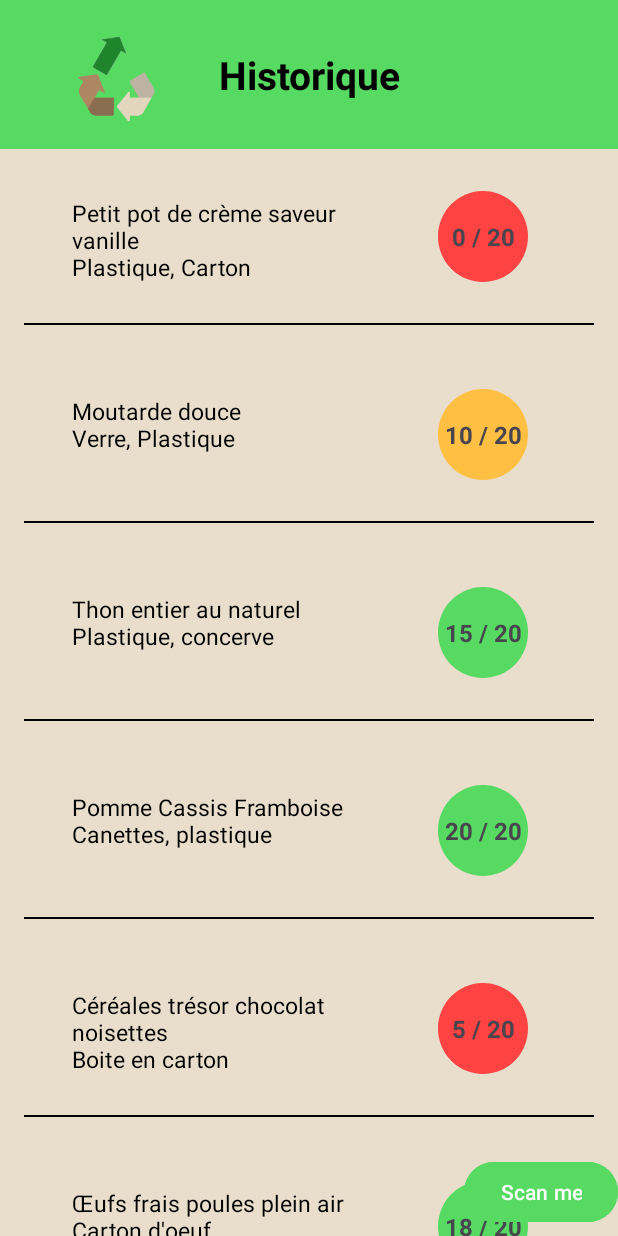
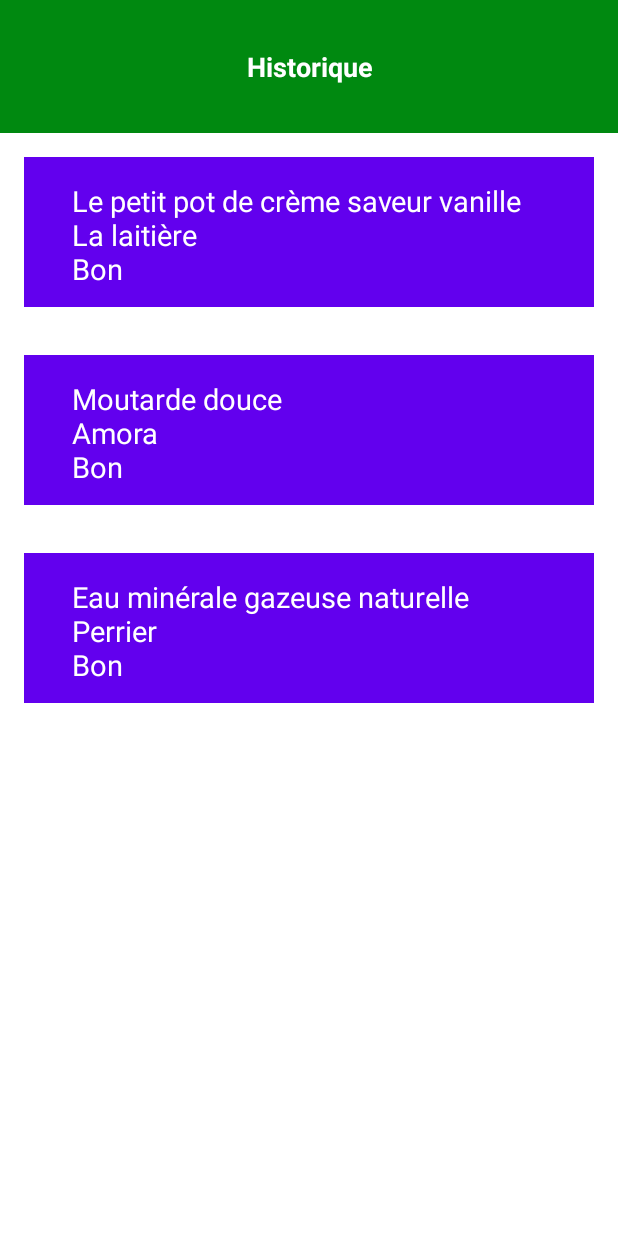
Before and after one commit to SaadaLaura/UpcyclingScore, an Android app: the screen it shows after launch (MainActivity), on a phone screen of 412 x 824 dp. Run offline under Robolectric (Android 15) with nearby library versions, the phone set to English and light mode, and no system bars.

Commit message:
Revert "ajout du score"
This reverts commit 8fb8e8c2cdd9373eb038308f75cb0a73e4feaa8f.

```diff
--- a/app/src/main/java/com/upcycling/ElementProduits.java
+++ b/app/src/main/java/com/upcycling/ElementProduits.java
@@ -35,25 +35,18 @@
         }
     }
 
-    @Override
+   @Override
     public View onCreateView(LayoutInflater inflater, ViewGroup container,
                              Bundle savedInstanceState) {
         // Inflate the layout for this fragment
         View view = inflater.inflate(R.layout.fragment_element_produits, container, false);
 
         TextView textView = view.findViewById(R.id.produit_text);
-        textView.setText(produit.getNom() + "\n" + produit.getEmballage() + "\n" + produit.getScore());
+        textView.setText(produit.getNom() + "\n" + produit.getMarque() + "\n" + produit.getScore());
 
         CheckBox checkBox = view.findViewById(R.id.checkbox);
 
-        // Ajouter un OnClickListener au TextView pour cocher/décocher la CheckBox
-        textView.setOnClickListener(new View.OnClickListener() {
-            @Override
-            public void onClick(View v) {
-                checkBox.setChecked(!checkBox.isChecked());
-            }
-        });
-
         return view;
     }
+
 }
--- a/app/src/main/java/com/upcycling/Historique.java
+++ b/app/src/main/java/com/upcycling/Historique.java
@@ -7,67 +7,41 @@
 import android.widget.Button;
 import androidx.recyclerview.widget.LinearLayoutManager;
 import androidx.recyclerview.widget.RecyclerView;
+import android.app.AlertDialog;
 import java.util.ArrayList;
 import java.util.List;
 import androidx.fragment.app.Fragment;
+import android.view.KeyEvent;
 import android.widget.TextView;
-import android.app.AlertDialog;
-
 
 public class Historique extends Fragment {
 
     private RecyclerView recyclerView;
     private ProduitsAdapter adapter;
-    private Button deleteButton, cancelButton; // Add cancelButton here
-
-
+    private Button deleteButton;
     @Override
     public View onCreateView(LayoutInflater inflater, ViewGroup container, Bundle savedInstanceState) {
+        // Inflate the layout for this fragment
         View view = inflater.inflate(R.layout.fragment_historique, container, false);
-
         deleteButton = view.findViewById(R.id.delete_button);
-        cancelButton = view.findViewById(R.id.cancel_button); // Initialize the cancel button
-
         deleteButton.setOnClickListener(new View.OnClickListener() {
             @Override
             public void onClick(View v) {
-                adapter.deleteSelectedItems();
-                deleteButton.setVisibility(View.GONE);
-                cancelButton.setVisibility(View.GONE);
-            }
-        });
-
-        cancelButton.setOnClickListener(new View.OnClickListener() {
-            @Override
-            public void onClick(View v) {
-                // Disable selection mode
-                adapter.disableSelection();
-                // Make both delete and cancel buttons invisible
-                deleteButton.setVisibility(View.GONE);
-                cancelButton.setVisibility(View.GONE);
-            }
-        });
-
-        Button fabScan = view.findViewById(R.id.scan);
-        fabScan.setOnClickListener(new View.OnClickListener() {
-            @Override
-            public void onClick(View view) {
                 new AlertDialog.Builder(getContext())
-                        .setMessage("Scan lancé")
+                        .setTitle("Confirmation")
+                        .setMessage("Ligne supprimé")
                         .setPositiveButton(android.R.string.ok, null)
                         .show();
             }
         });
+
+        // Create instances of Produits
         List<Produits> produitsList = new ArrayList<>();
-        produitsList.add(new Produits("Petit pot de crème saveur vanille", "Plastique, Carton", 0));
-        produitsList.add(new Produits("Moutarde douce", "Verre, Plastique", 10));
-        produitsList.add(new Produits("Thon entier au naturel", "Plastique, concerve", 15));
-        produitsList.add(new Produits("Pomme Cassis Framboise", "Canettes, plastique", 20));
-        produitsList.add(new Produits("Céréales trésor chocolat noisettes", "Boite en carton", 5));
-        produitsList.add(new Produits("Œufs frais poules plein air", "Carton d'oeuf", 18));
-        produitsList.add(new Produits("Lait Demi-Ecreme", "Brique en carton", 12));
 
-
+        produitsList.add(new Produits("Le petit pot de crème saveur vanille", "La laitière", "Bon"));
+        produitsList.add(new Produits("Moutarde douce", "Amora", "Bon"));
+        produitsList.add(new Produits("Eau minérale gazeuse naturelle", "Perrier", "Bon"));
+        // Check if the list is empty
         TextView emptyListMessage = view.findViewById(R.id.empty_list_message);
         if (produitsList.isEmpty()) {
             emptyListMessage.setVisibility(View.VISIBLE);
@@ -75,13 +49,28 @@
             emptyListMessage.setVisibility(View.GONE);
         }
 
-
-
+        // Initialize the RecyclerView and its adapter
         recyclerView = view.findViewById(R.id.produits_container);
-        TextView bandeau = view.findViewById(R.id.bandeau);
-        adapter = new ProduitsAdapter(produitsList, deleteButton, cancelButton, bandeau);
+        adapter = new ProduitsAdapter(produitsList, deleteButton);
         recyclerView.setLayoutManager(new LinearLayoutManager(getContext()));
         recyclerView.setAdapter(adapter);
+
+        view.setFocusableInTouchMode(true);
+        view.requestFocus();
+        view.setOnKeyListener(new View.OnKeyListener() {
+            @Override
+            public boolean onKey(View v, int keyCode, KeyEvent event) {
+                if (keyCode == KeyEvent.KEYCODE_BACK && event.getAction() == KeyEvent.ACTION_UP) {
+                    if (deleteButton.getVisibility() == View.VISIBLE) {
+                        // Disable selection mode
+                        deleteButton.setVisibility(View.GONE);
+                        adapter.disableSelection();
+                        return true; // This key event has been handled
+                    }
+                }
+                return false; // This key event has not been handled
+            }
+        });
 
         return view;
     }
--- a/app/src/main/java/com/upcycling/Produits.java
+++ b/app/src/main/java/com/upcycling/Produits.java
@@ -6,22 +6,15 @@
 public class Produits implements Serializable {
     private boolean showCheckBox;
     private String nom;
-    private String emballage;
-    private int score;
-    private boolean isChecked = false;
+    private String marque;
+    private String score;
 
-    public Produits(String nom, String emballage, int score) {
+    public Produits(String nom, String marque, String score) {
         this.nom = nom;
-        this.emballage = emballage;
+        this.marque = marque;
         this.score = score;
     }
-    public boolean isChecked() {
-        return isChecked;
-    }
 
-    public void setChecked(boolean checked) {
-        this.isChecked = checked;
-    }
     public boolean isShowCheckBox() {
         return showCheckBox;
     }
@@ -34,21 +27,11 @@
         return nom;
     }
 
-    public String getEmballage() {
-        return emballage;
+    public String getMarque() {
+        return marque;
     }
 
-    public int getScore() {
+    public String getScore() {
         return score;
     }
-    public int getScoreColor() {
-        if (score >= 15) {
-            return R.color.green; // Vert pour les scores >= 15
-        } else if (score >= 10) {
-            return R.color.orange; // Orange pour les scores entre 10 et 14
-        } else {
-            return R.color.red; // Rouge pour les scores < 10
-        }
-    }
-
 }
--- a/app/src/main/java/com/upcycling/ProduitsAdapter.java
+++ b/app/src/main/java/com/upcycling/ProduitsAdapter.java
@@ -9,41 +9,28 @@
 import android.widget.TextView;
 import java.util.List;
 import android.app.AlertDialog;
-import androidx.core.content.ContextCompat;
-import android.graphics.drawable.Drawable;
-import android.graphics.drawable.ShapeDrawable;
-import android.graphics.drawable.GradientDrawable;
-import android.graphics.drawable.ColorDrawable;
-import android.text.SpannableString;
-import android.text.Spanned;
-import android.text.style.StyleSpan;
-import android.graphics.Typeface;
+import android.content.DialogInterface;
 
 
 public class ProduitsAdapter extends RecyclerView.Adapter<ProduitsAdapter.ViewHolder> {
 
     private List<Produits> produitsList;
     private Button deleteButton;
-    private Button cancelButton;
-    private TextView bandeau;
 
     public class ViewHolder extends RecyclerView.ViewHolder {
-        public TextView produitText, scorePastille;
+        public TextView produitText;
         public CheckBox checkBox;
 
         public ViewHolder(View view) {
             super(view);
             produitText = view.findViewById(R.id.produit_text);
             checkBox = view.findViewById(R.id.checkbox);
-            scorePastille = view.findViewById(R.id.score_pastille); // Reference to the score badge TextView
         }
     }
 
-    public ProduitsAdapter(List<Produits> produitsList, Button deleteButton, Button cancelButton, TextView bandeau) {
+    public ProduitsAdapter(List<Produits> produitsList, Button deleteButton) {
         this.produitsList = produitsList;
         this.deleteButton = deleteButton;
-        this.cancelButton = cancelButton;
-        this.bandeau = bandeau;
     }
 
     @Override
@@ -54,109 +41,54 @@
         return new ViewHolder(itemView);
     }
 
-    public void updateBandeauVisibility() {
-        boolean isSelectionMode = false;
-        for (Produits produit : produitsList) {
-            if (produit.isShowCheckBox()) {
-                isSelectionMode = true;
-                break;
-            }
-        }
-        bandeau.setVisibility(isSelectionMode ? View.GONE : View.VISIBLE);
-    }
-
-    @Override
+   @Override
     public void onBindViewHolder(ViewHolder holder, int position) {
         Produits produit = produitsList.get(position);
-        String produitInfo = produit.getNom() + "\n" + produit.getEmballage();
-        holder.produitText.setText(produitInfo);
+        holder.produitText.setText(produit.getNom() + "\n" + produit.getMarque() + "\n" + produit.getScore());
 
-        // Construction du texte avec Spannable pour un affichage personnalisé
-        String scoreText = produit.getScore() + " / 20";
-        SpannableString spannableString = new SpannableString(scoreText);
+        // Set the visibility of the CheckBox based on the showCheckBox field of the product
+        holder.checkBox.setVisibility(produit.isShowCheckBox() ? View.VISIBLE : View.GONE);
 
-        // Appliquer un style gras au score et au "20" si nécessaire
-        spannableString.setSpan(new StyleSpan(Typeface.BOLD), 0, scoreText.length(), Spanned.SPAN_INCLUSIVE_INCLUSIVE);
-
-        // Mise à jour du texte du scorePastille avec le SpannableString
-        holder.scorePastille.setText(spannableString);
-
-        int color = ContextCompat.getColor(holder.itemView.getContext(), produit.getScoreColor());
-        // Apply the color to the score badge background
-        Drawable background = holder.scorePastille.getBackground();
-        if (background instanceof ShapeDrawable) {
-            ((ShapeDrawable) background).getPaint().setColor(color);
-        } else if (background instanceof GradientDrawable) {
-            ((GradientDrawable) background).setColor(color);
-        } else if (background instanceof ColorDrawable) {
-            ((ColorDrawable) background).setColor(color);
-        }
-
-        boolean isSelectionMode = produit.isShowCheckBox();
-        holder.checkBox.setVisibility(isSelectionMode ? View.VISIBLE : View.GONE);
-        holder.checkBox.setChecked(produit.isChecked()); // Ensure the CheckBox reflects the current state
-
-        // Update CheckBox state on click and ensure it's reflected in the Produits object
-        holder.checkBox.setOnClickListener(v -> {
-            boolean isChecked = holder.checkBox.isChecked();
-            produit.setChecked(isChecked);
-        });
-
-        holder.produitText.setOnClickListener(v -> {
-            if (isSelectionMode) {
-                boolean newCheckedState = !holder.checkBox.isChecked();
-                holder.checkBox.setChecked(newCheckedState);
-                produit.setChecked(newCheckedState); // Update isChecked state when text is clicked in selection mode
-            } else {
-                // Display product details if not in selection mode
+        // Set an OnClickListener on the TextView
+        holder.produitText.setOnClickListener(new View.OnClickListener() {
+            @Override
+            public void onClick(View v) {
+                // Display product details
                 AlertDialog.Builder builder = new AlertDialog.Builder(v.getContext());
                 builder.setTitle("Détail du produit");
-                builder.setMessage("Lorem ipsum dolor sit amet, consectetur adipiscing elit.");
+                builder.setMessage("Lorem ipsum dolor sit amet, consectetur adipiscing elit. Sed do eiusmod tempor incididunt ut labore et dolore magna aliqua.");
                 builder.setPositiveButton("OK", null);
                 AlertDialog dialog = builder.create();
                 dialog.show();
             }
         });
 
-        holder.produitText.setOnLongClickListener(v -> {
-            for (Produits p : produitsList) {
-                p.setShowCheckBox(true);
-                p.setChecked(false); // Reset checked state when entering selection mode
+        // Set an OnLongClickListener on the TextView
+        holder.produitText.setOnLongClickListener(new View.OnLongClickListener() {
+            @Override
+            public boolean onLongClick(View v) {
+                // Set the showCheckBox field to true for all products
+                for (Produits p : produitsList) {
+                    p.setShowCheckBox(true);
+                }
+
+                // Notify the adapter that the data has changed
+                notifyDataSetChanged();
+
+                // Make the delete button visible
+                deleteButton.setVisibility(View.VISIBLE);
+                return true;
             }
-            notifyDataSetChanged(); // Notify data changed
-            deleteButton.setVisibility(View.VISIBLE); // Show delete button
-            cancelButton.setVisibility(View.VISIBLE); // Show cancel button
-            return true;
         });
-        updateBandeauVisibility();
     }
-
     public void disableSelection() {
         for (Produits produit : produitsList) {
             produit.setShowCheckBox(false);
         }
         notifyDataSetChanged();
-        updateBandeauVisibility();
     }
-
-    public void deleteSelectedItems() {
-        // Itération à l'envers pour éviter les problèmes de décalage d'index lors de la suppression
-        for (int i = produitsList.size() - 1; i >= 0; i--) {
-            Produits produit = produitsList.get(i);
-            if (produit.isShowCheckBox() && produit.isChecked()) {
-                produitsList.remove(i); // Suppression de l'élément
-            }
-        }
-        notifyDataSetChanged(); // Notifier l'adaptateur du changement
-        disableSelection(); // Désactiver le mode de sélection
-        updateBandeauVisibility();
-    }
-
-
     @Override
     public int getItemCount() {
         return produitsList.size();
     }
-
-
 }
--- a/app/src/main/res/drawable/score_pastille_background.xml
+++ /dev/null
@@ -1,7 +0,0 @@
-<shape xmlns:android="http://schemas.android.com/apk/res/android"
-    android:shape="oval">
-    <solid android:color="#FFFFFF"/> <!-- Couleur par défaut, sera remplacée en code -->
-    <size
-        android:width="60dp"
-        android:height="60dp"/>
-</shape>
--- a/app/src/main/res/layout/fragment_element_produits.xml
+++ b/app/src/main/res/layout/fragment_element_produits.xml
@@ -1,8 +1,8 @@
-<RelativeLayout xmlns:android="http://schemas.android.com/apk/res/android"
+<LinearLayout xmlns:android="http://schemas.android.com/apk/res/android"
     xmlns:tools="http://schemas.android.com/tools"
     android:layout_width="match_parent"
     android:layout_height="wrap_content"
-    android:orientation="vertical"
+    android:orientation="horizontal"
     tools:context=".ElementProduits">
 
     <CheckBox
@@ -13,40 +13,15 @@
 
     <TextView
         android:id="@+id/produit_text"
-        android:layout_width="270dp"
+        android:layout_width="0dp"
         android:layout_height="100dp"
+        android:layout_weight="1"
         android:layout_margin="16dp"
-        android:layout_weight="1"
-        android:background="@android:color/transparent"
-        android:clickable="true"
+        android:paddingVertical="16dp"
         android:paddingHorizontal="32dp"
-        android:paddingVertical="16dp"
-        android:textColor="@color/black"
-        android:textSize="15sp"
-        android:contentDescription="test" />
+        android:textSize="19sp"
+        android:textColor="@color/white"
+        android:background="#6200EE"
+        android:clickable="true" />
 
-    <TextView
-        android:id="@+id/score_pastille"
-        android:layout_width="60dp"
-        android:layout_height="60dp"
-        android:layout_alignTop="@id/produit_text"
-        android:layout_alignBottom="@id/produit_text"
-        android:layout_marginStart="-10dp"
-        android:layout_marginTop="12dp"
-        android:layout_marginBottom="27dp"
-        android:layout_toEndOf="@id/produit_text"
-        android:background="@drawable/score_pastille_background"
-        android:gravity="center"
-        android:textSize="16sp"
-        android:textStyle="bold" />
-
-    <View
-        android:id="@+id/divider"
-        android:layout_width="match_parent"
-        android:layout_height="1dp"
-        android:layout_below="@id/score_pastille"
-        android:layout_marginStart="16dp"
-        android:layout_marginEnd="16dp"
-        android:background="@color/black" />
-
-</RelativeLayout>
+</LinearLayout>
--- a/app/src/main/res/layout/fragment_historique.xml
+++ b/app/src/main/res/layout/fragment_historique.xml
@@ -1,42 +1,17 @@
 <?xml version="1.0" encoding="utf-8"?>
-<androidx.coordinatorlayout.widget.CoordinatorLayout
+<LinearLayout
     xmlns:android="http://schemas.android.com/apk/res/android"
-    xmlns:app="http://schemas.android.com/apk/res-auto"
     xmlns:tools="http://schemas.android.com/tools"
     android:layout_width="match_parent"
     android:layout_height="match_parent"
-    android:background="@color/beige">
-
-    <LinearLayout
-        android:layout_width="match_parent"
-        android:layout_height="match_parent"
     android:orientation="vertical"
+    android:background="@color/white"
     android:gravity="center_horizontal">
 
     <RelativeLayout
         android:layout_width="match_parent"
         android:layout_height="wrap_content"
-            android:background="@color/green">
-
-            <Button
-                android:id="@+id/cancel_button"
-                android:layout_width="wrap_content"
-                android:layout_height="wrap_content"
-                android:text="Annuler"
-                android:background="@android:color/transparent"
-                android:layout_alignParentLeft="true"
-                android:layout_centerVertical="true"
-                android:visibility="gone" />
-
-            <ImageView
-                android:id="@+id/logo_upcycling"
-                android:layout_width="60dp"
-                android:layout_height="67dp"
-                android:src="@drawable/logo_upcycling"
-                android:layout_centerVertical="true"
-                android:layout_toLeftOf="@id/bandeau"
-                android:layout_marginRight="7dp"
-                android:adjustViewBounds="true"/>
+        android:background="#008910">
 
         <TextView
             android:id="@+id/bandeau"
@@ -46,8 +21,8 @@
             android:layout_margin="16dp"
             android:padding="16dp"
             android:gravity="center"
-                android:textColor="@color/black"
-                android:textSize="26sp"
+            android:textColor="@color/white"
+            android:textSize="18sp"
             android:textStyle="bold"
             android:text="Historique" />
 
@@ -75,18 +50,14 @@
    <androidx.recyclerview.widget.RecyclerView
     android:id="@+id/produits_container"
     android:layout_width="match_parent"
-            android:layout_height="654dp"
+    android:layout_height="0dp"
     android:layout_weight="1"
-            android:scrollbars="vertical"
-            tools:listitem="@layout/fragment_element_produits" />
+    android:scrollbars="vertical" />
+    <LinearLayout
+        android:layout_width="match_parent"
+        android:layout_height="40dp"
+        android:orientation="horizontal"
+        android:gravity="center">
     </LinearLayout>
-    <Button
-    android:id="@+id/scan"
-    android:layout_width="wrap_content"
-    android:layout_height="wrap_content"
-    android:layout_gravity="bottom|end"
-    android:layout_marginBottom="5dp"
-    android:backgroundTint="@color/green"
-    android:text="Scan me" />
 
-</androidx.coordinatorlayout.widget.CoordinatorLayout>
+</LinearLayout>
--- a/app/src/main/res/values/colors.xml
+++ b/app/src/main/res/values/colors.xml
@@ -2,8 +2,5 @@
 <resources>
     <color name="black">#FF000000</color>
     <color name="white">#FFFFFFFF</color>
-    <color name="green">#56DA62</color>
-    <color name="red">#FF4242</color>
-    <color name="orange">#FFBF42</color>
-    <color name="beige">#E9DECB</color>
+    <color name="red">#FFFF0000</color>
 </resources>
```
Also changed, not shown: app/src/main/res/drawable/logo_upcycling.png (deleted). Lines whose indentation alone changed are shown as unchanged.
